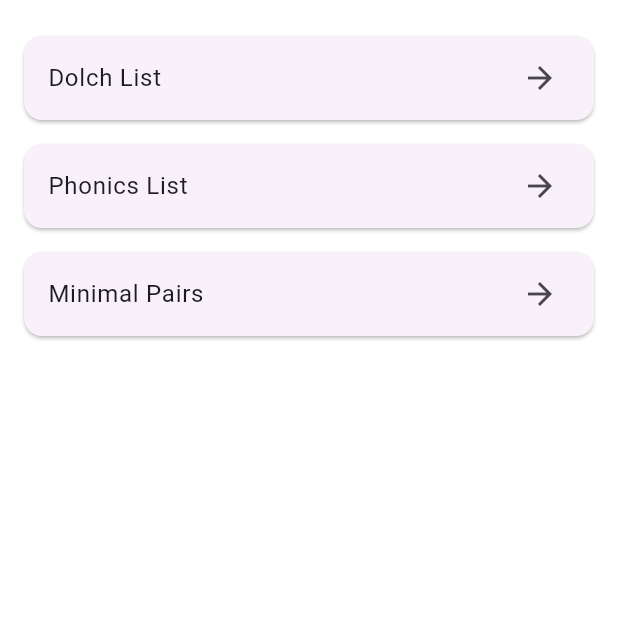
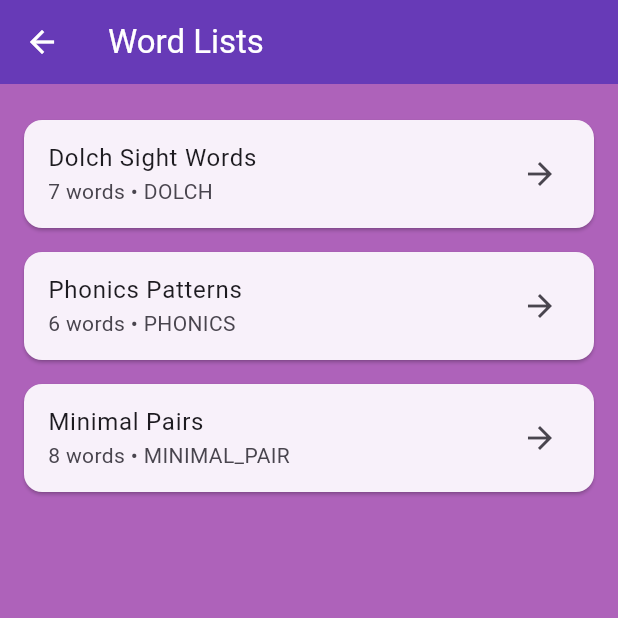
Before and after one commit to ngmille/readright, a Flutter app: the WordListScreen screen opened by its route, on a phone screen of 412 x 824 dp, the top half of it. Run offline on Flutter 3.47's test engine with Material 3 defaults, Android fonts, the phone set to English and light mode, and no system bars; our stand-ins replace csv.

Commit message:
Add word model and update word list screens

```diff
--- a/lib/main.dart
+++ b/lib/main.dart
@@ -4,7 +4,7 @@ import 'word_list_screen.dart';
 import 'practice_screen.dart';
 import 'feedback_screen.dart';
 import 'progress_screen.dart';
-import 'teacherDashboard_screen.dart';
+import 'teacher_dashboard_screen.dart';
 
 void main() {
   runApp(const ReadRightApp());
--- /dev/null
+++ b/lib/models/word_model.dart
@@ -0,0 +1,95 @@
+import 'package:flutter/services.dart';
+import 'package:csv/csv.dart';
+
+class WordItem {
+  final String text;
+  final String? pattern;
+  final List<String> sampleSentences;
+
+  const WordItem({
+    required this.text,
+    this.pattern,
+    required this.sampleSentences,
+  });
+}
+
+class WordList {
+  final String id;
+  final String title;
+  final String category;
+  final List<WordItem> items;
+
+  const WordList({
+    required this.id,
+    required this.title,
+    required this.category,
+    required this.items,
+  });
+
+  // Parse CSV rows into WordLists
+  static Future<List<WordList>> fromCSV(String assetPath) async {
+  String csvString = await rootBundle.loadString(assetPath);
+
+  // Ensure line endings are compatible
+  csvString = csvString.replaceAll('\r\n', '\n').replaceAll('\r', '\n');
+  List<List<dynamic>> csvTable = const CsvToListConverter(eol: '\n').convert(csvString);
+
+  if (csvTable.isEmpty) {
+    throw Exception('CSV is empty');
+  }
+
+  // Headers: category, word, example_sentence
+  final Map<String, List<WordItem>> categoryMap = {};
+
+  for (int i = 1; i < csvTable.length; i++) { // Skip header
+    final row = csvTable[i];
+    if (row.length < 3) continue; // Skip invalid rows
+
+    final String category = row[0].toString().toLowerCase().trim().replaceAll(' ', '_');
+    final String word = row[1].toString().trim();
+    final String sentence = row[2].toString().trim();
+
+    categoryMap.putIfAbsent(category, () => []).add(
+      WordItem(
+        text: word,
+        pattern: '', // No pattern in CSV
+        sampleSentences: [sentence], // Single sentence
+      ),
+    );
+  }
+
+  // Convert map to WordList objects with titles
+  final List<WordList> wordLists = [];
+  for (final entry in categoryMap.entries) {
+    String title;
+    switch (entry.key) {
+      case 'dolch':
+        title = 'Dolch Sight Words';
+        break;
+      case 'phonics':
+        title = 'Phonics Patterns';
+        break;
+      case 'minimal_pair':
+        title = 'Minimal Pairs';
+        break;
+      default:
+        title = entry.key.toUpperCase().replaceAll('_', ' ');
+    }
+    wordLists.add(
+      WordList(
+        id: entry.key,
+        title: title,
+        category: entry.key,
+        items: entry.value,
+      ),
+    );
+  }
+
+  // Sort items alphabetically by word text for consistency
+  for (final list in wordLists) {
+    list.items.sort((a, b) => a.text.compareTo(b.text));
+  }
+
+  return wordLists;
+  }
+}
--- /dev/null
+++ b/lib/word_detail_screen.dart
@@ -0,0 +1,45 @@
+import 'package:flutter/material.dart';
+import 'models/word_model.dart';
+
+class WordDetailScreen extends StatelessWidget {
+  final WordList wordList;
+
+  const WordDetailScreen({super.key, required this.wordList});
+
+  @override
+  Widget build(BuildContext context) {
+    return Scaffold(
+      backgroundColor: const Color.fromARGB(255, 174, 98, 186),
+      appBar: AppBar(
+        title: Text(wordList.title),
+        backgroundColor: Colors.deepPurple,
+        foregroundColor: Colors.white,
+      ),
+      body: ListView.builder(
+        padding: const EdgeInsets.all(16),
+        itemCount: wordList.items.length,
+        itemBuilder: (context, index) {
+          final item = wordList.items[index];
+          final patternText = item.pattern?.isNotEmpty == true ? 'Pattern: ${item.pattern}' : '';
+          return Card(
+            margin: const EdgeInsets.symmetric(vertical: 4),
+            child: ExpansionTile(
+              title: Text(
+                item.text.toUpperCase(),
+                style: const TextStyle(fontSize: 24, fontWeight: FontWeight.bold),
+              ),
+              subtitle: Text(patternText),
+              children: item.sampleSentences.map((sentence) => Padding(
+                padding: const EdgeInsets.all(16),
+                child: Text(
+                  '• $sentence',
+                  style: const TextStyle(fontSize: 16),
+                ),
+              )).toList(),
+            ),
+          );
+        },
+      ),
+    );
+  }
+}
--- a/lib/word_list_screen.dart
+++ b/lib/word_list_screen.dart
@@ -1,27 +1,69 @@
 import 'package:flutter/material.dart';
+import 'models/word_model.dart';
+import 'word_detail_screen.dart';
 
-class WordListScreen extends StatelessWidget {
+class WordListScreen extends StatefulWidget {
   const WordListScreen({super.key});
 
   @override
+  State<WordListScreen> createState() => _WordListScreenState();
+}
+
+class _WordListScreenState extends State<WordListScreen> {
+  Future<List<WordList>>? _wordListsFuture;
+
+  @override
+  void initState() {
+    super.initState();
+    _wordListsFuture = WordList.fromCSV('assets/seed_words.csv');
+  }
+
+  @override
   Widget build(BuildContext context) {
-    final wordLists = ['Dolch List', 'Phonics List', 'Minimal Pairs'];
+    return Scaffold(
+      backgroundColor: const Color.fromARGB(255, 174, 98, 186),
+      appBar: AppBar(
+        title: const Text('Word Lists'),
+        backgroundColor: Colors.deepPurple,
+        foregroundColor: Colors.white,
+      ),
+      body: FutureBuilder<List<WordList>>(
+        future: _wordListsFuture,
+        builder: (context, snapshot) {
+          if (snapshot.connectionState == ConnectionState.waiting) {
+            return const Center(child: CircularProgressIndicator());
+          }
+          if (snapshot.hasError) {
+            return Center(child: Text('Error loading words: ${snapshot.error}'));
+          }
+          if (!snapshot.hasData || snapshot.data!.isEmpty) {
+            return const Center(child: Text('No word lists found.'));
+          }
 
+          final wordLists = snapshot.data!;
           return ListView.builder(
             padding: const EdgeInsets.all(16),
             itemCount: wordLists.length,
             itemBuilder: (context, index) {
+              final list = wordLists[index];
               return Card(
                 margin: const EdgeInsets.symmetric(vertical: 8),
                 child: ListTile(
-            title: Text(wordLists[index]),
+                  title: Text(list.title),
+                  subtitle: Text('${list.items.length} words • ${list.category.toUpperCase()}'),
                   trailing: const Icon(Icons.arrow_forward),
-            onTap: () => ScaffoldMessenger.of(context).showSnackBar(
-              SnackBar(content: Text('${wordLists[index]} tapped!')),
+                  onTap: () => Navigator.push(
+                    context,
+                    MaterialPageRoute(
+                      builder: (context) => WordDetailScreen(wordList: list),
+                    ),
                   ),
                 ),
               );
             },
           );
+        },
+      ),
+    );
   }
 }
```
Also changed, not shown: pubspec.yaml (+4 -3 lines), assets/seed_words.csv (renamed from seed_words.csv), lib/teacher_dashboard_screen.dart (renamed from lib/teacherDashboard_screen.dart), pubspec.lock. Lines whose indentation alone changed are shown as unchanged.
